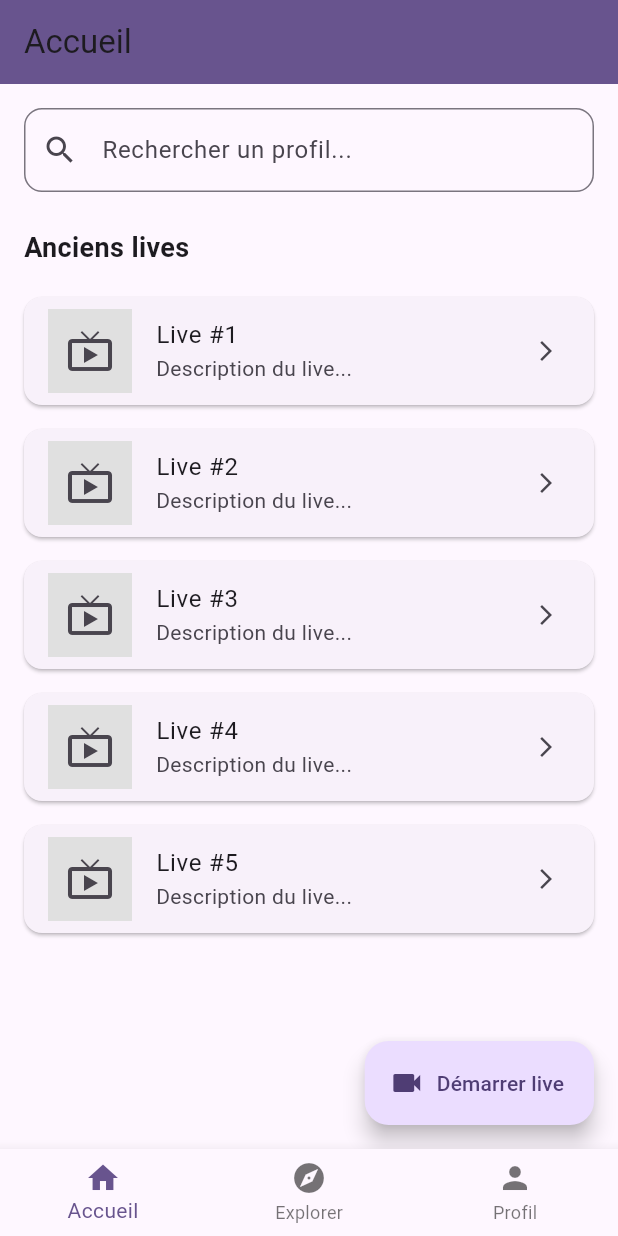
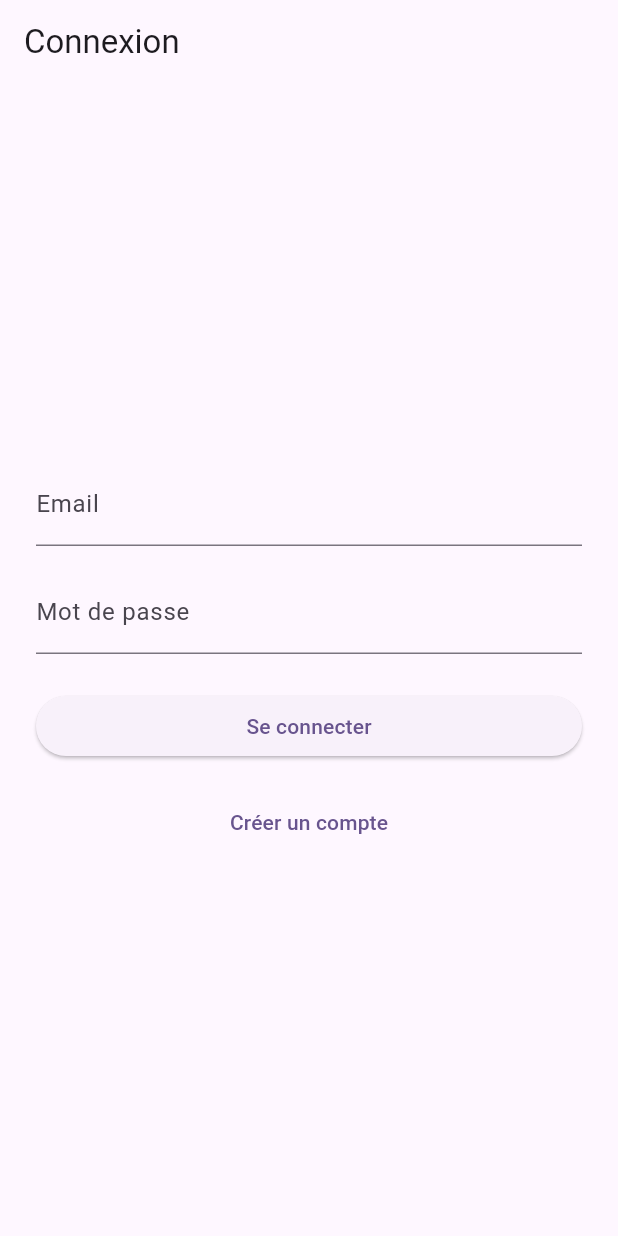
Before and after one commit to ABP01/streamyz, a Flutter app: the screen it shows after launch, on a phone screen of 412 x 824 dp. Run offline on Flutter 3.47's test engine with Material 3 defaults, Android fonts, the phone set to English and light mode, and no system bars; our stand-ins replace cloud_firestore, firebase_auth, firebase_core; accounts and stored records are empty.

Commit message:
Auth travail

```diff
--- /dev/null
+++ b/lib/auth_screen.dart
@@ -0,0 +1,91 @@
+import 'package:firebase_auth/firebase_auth.dart';
+import 'package:flutter/material.dart';
+
+import 'sign_up_screen.dart';
+
+class SignInScreen extends StatefulWidget {
+  const SignInScreen({super.key});
+
+  @override
+  State<SignInScreen> createState() => _SignInScreenState();
+}
+
+class _SignInScreenState extends State<SignInScreen> {
+  final TextEditingController _emailController = TextEditingController();
+  final TextEditingController _passwordController = TextEditingController();
+  bool _loading = false;
+  String? _error;
+
+  Future<void> _signIn() async {
+    setState(() {
+      _loading = true;
+      _error = null;
+    });
+    try {
+      await FirebaseAuth.instance.signInWithEmailAndPassword(
+        email: _emailController.text.trim(),
+        password: _passwordController.text.trim(),
+      );
+    } on FirebaseAuthException catch (e) {
+      setState(() {
+        _error = e.message;
+      });
+    } finally {
+      setState(() {
+        _loading = false;
+      });
+    }
+  }
+
+  @override
+  Widget build(BuildContext context) {
+    return Scaffold(
+      appBar: AppBar(title: const Text('Connexion')),
+      body: Padding(
+        padding: const EdgeInsets.all(24.0),
+        child: Column(
+          mainAxisAlignment: MainAxisAlignment.center,
+          children: [
+            TextField(
+              controller: _emailController,
+              decoration: const InputDecoration(labelText: 'Email'),
+              keyboardType: TextInputType.emailAddress,
+            ),
+            const SizedBox(height: 16),
+            TextField(
+              controller: _passwordController,
+              decoration: const InputDecoration(labelText: 'Mot de passe'),
+              obscureText: true,
+            ),
+            const SizedBox(height: 24),
+            if (_error != null)
+              Text(_error!, style: const TextStyle(color: Colors.red)),
+            SizedBox(
+              width: double.infinity,
+              child: ElevatedButton(
+                onPressed: _loading ? null : _signIn,
+                child: _loading
+                    ? const SizedBox(
+                        width: 20,
+                        height: 20,
+                        child: CircularProgressIndicator(strokeWidth: 2),
+                      )
+                    : const Text('Se connecter'),
+              ),
+            ),
+            const SizedBox(height: 16),
+            TextButton(
+              onPressed: () {
+                Navigator.push(
+                  context,
+                  MaterialPageRoute(builder: (_) => const SignUpScreen()),
+                );
+              },
+              child: const Text("Créer un compte"),
+            ),
+          ],
+        ),
+      ),
+    );
+  }
+}
--- a/lib/main.dart
+++ b/lib/main.dart
@@ -1,71 +1,13 @@
+import 'package:firebase_auth/firebase_auth.dart';
+import 'package:firebase_core/firebase_core.dart';
 import 'package:flutter/material.dart';
+
 import 'settings_screen.dart';
-
-void main() {
-  runApp(const MyApp());
-}
-
-class MyApp extends StatelessWidget {
-  const MyApp({super.key});
-
-  @override
-  Widget build(BuildContext context) {
-    return MaterialApp(
-      debugShowCheckedModeBanner: false,
-      title: 'Streamyz',
-      theme: ThemeData(
-        colorScheme: ColorScheme.fromSeed(seedColor: Colors.deepPurple),
-        useMaterial3: true,
-      ),
-      home: const MainScreen(),
-    );
-  }
-}
-
-// Main screen with bottom navigation
-class MainScreen extends StatefulWidget {
-  const MainScreen({super.key});
-
-  @override
-  State<MainScreen> createState() => _MainScreenState();
-}
-
-class _MainScreenState extends State<MainScreen> {
-  int _selectedIndex = 0;
-
-  final List<Widget> _screens = [
-    const HomeScreen(),
-    const ExplorerScreen(),
-    const ProfileScreen(),
-  ];
-
-  void _onItemTapped(int index) {
-    setState(() {
-      _selectedIndex = index;
-    });
-  }
-
-  @override
-  Widget build(BuildContext context) {
-    return Scaffold(
-      body: _screens[_selectedIndex],
-      bottomNavigationBar: BottomNavigationBar(
-        currentIndex: _selectedIndex,
-        onTap: _onItemTapped,
-        items: const [
-          BottomNavigationBarItem(icon: Icon(Icons.home), label: 'Accueil'),
-          BottomNavigationBarItem(icon: Icon(Icons.explore), label: 'Explorer'),
-          BottomNavigationBarItem(icon: Icon(Icons.person), label: 'Profil'),
-        ],
-      ),
-    );
-  }
-}
+import 'auth_screen.dart';
 
 // Home Screen
 class HomeScreen extends StatefulWidget {
   const HomeScreen({super.key});
-
   @override
   State<HomeScreen> createState() => _HomeScreenState();
 }
@@ -207,6 +149,82 @@ class _HomeScreenState extends State<HomeScreen> {
   }
 }
 
+// Main screen with bottom navigation
+class MainScreen extends StatefulWidget {
+  const MainScreen({super.key});
+
+  @override
+  State<MainScreen> createState() => _MainScreenState();
+}
+
+class _MainScreenState extends State<MainScreen> {
+  int _selectedIndex = 0;
+
+  final List<Widget> _screens = [
+    const HomeScreen(),
+    const ExplorerScreen(),
+    const ProfileScreen(),
+  ];
+
+  void _onItemTapped(int index) {
+    setState(() {
+      _selectedIndex = index;
+    });
+  }
+
+  @override
+  Widget build(BuildContext context) {
+    return Scaffold(
+      body: _screens[_selectedIndex],
+      bottomNavigationBar: BottomNavigationBar(
+        currentIndex: _selectedIndex,
+        onTap: _onItemTapped,
+        items: const [
+          BottomNavigationBarItem(icon: Icon(Icons.home), label: 'Accueil'),
+          BottomNavigationBarItem(icon: Icon(Icons.explore), label: 'Explorer'),
+          BottomNavigationBarItem(icon: Icon(Icons.person), label: 'Profil'),
+        ],
+      ),
+    );
+  }
+}
+
+void main() async {
+  WidgetsFlutterBinding.ensureInitialized();
+  await Firebase.initializeApp();
+  runApp(const MyApp());
+}
+
+class MyApp extends StatelessWidget {
+  const MyApp({super.key});
+
+  @override
+  Widget build(BuildContext context) {
+    return MaterialApp(
+      debugShowCheckedModeBanner: false,
+      title: 'Streamyz',
+      theme: ThemeData(
+        colorScheme: ColorScheme.fromSeed(seedColor: Colors.deepPurple),
+        useMaterial3: true,
+      ),
+      home: StreamBuilder<User?>(
+        stream: FirebaseAuth.instance.authStateChanges(),
+        builder: (context, snapshot) {
+          if (snapshot.connectionState == ConnectionState.waiting) {
+            return const Scaffold(
+              body: Center(child: CircularProgressIndicator()),
+            );
+          }
+          if (snapshot.hasData) {
+            return const MainScreen();
+          }
+          return const SignInScreen();
+        },
+      ),
+    );
+  }
+}
+
 // Explorer Screen
 class ExplorerScreen extends StatelessWidget {
   const ExplorerScreen({super.key});
@@ -215,7 +233,7 @@ class ExplorerScreen extends StatelessWidget {
   Widget build(BuildContext context) {
     final List<Map<String, String>> liveEnCours = List.generate(
       5,
-      (i) => {
+          (i) => {
         'title': 'Live en cours #${i + 1}',
         'host': 'Host${i + 1}',
         'desc': 'Description du live en cours...',
--- a/lib/models/firestore_models.dart
+++ /dev/null
@@ -1,2 +0,0 @@
-// Modèles Dart pour les collections Firestore du projet Streamyz
-// Placez ce fichier dans lib/models/
```
Also changed, not shown: lib/settings_screen.dart (+14 -8 lines), lib/sign_up_screen.dart (added, +121 -0 lines).
